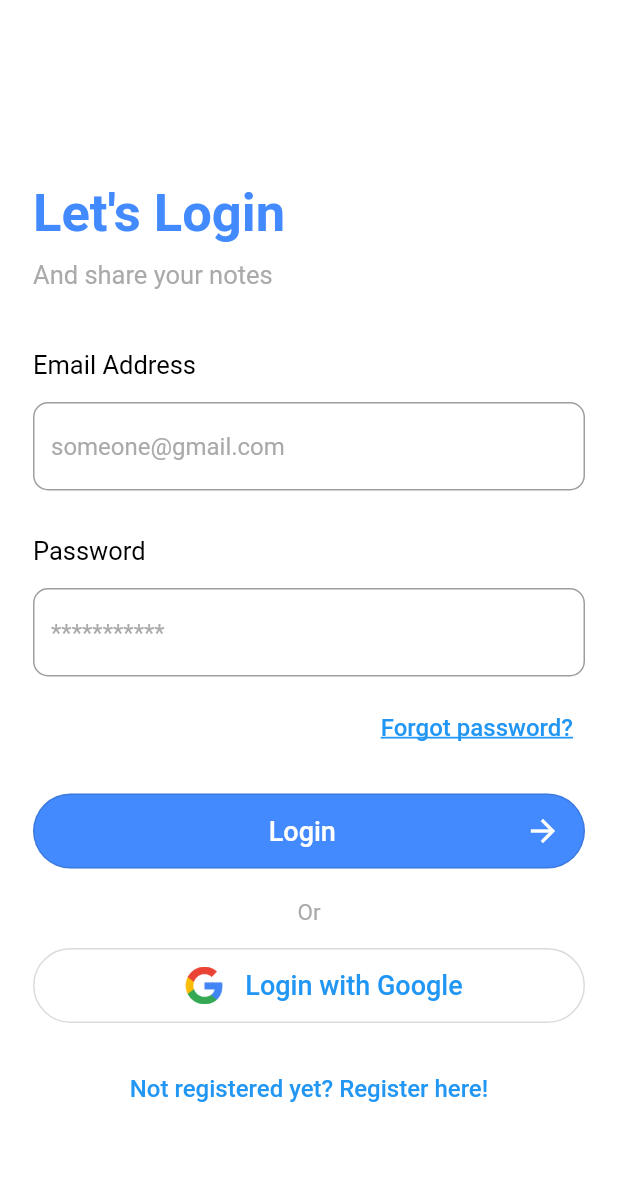
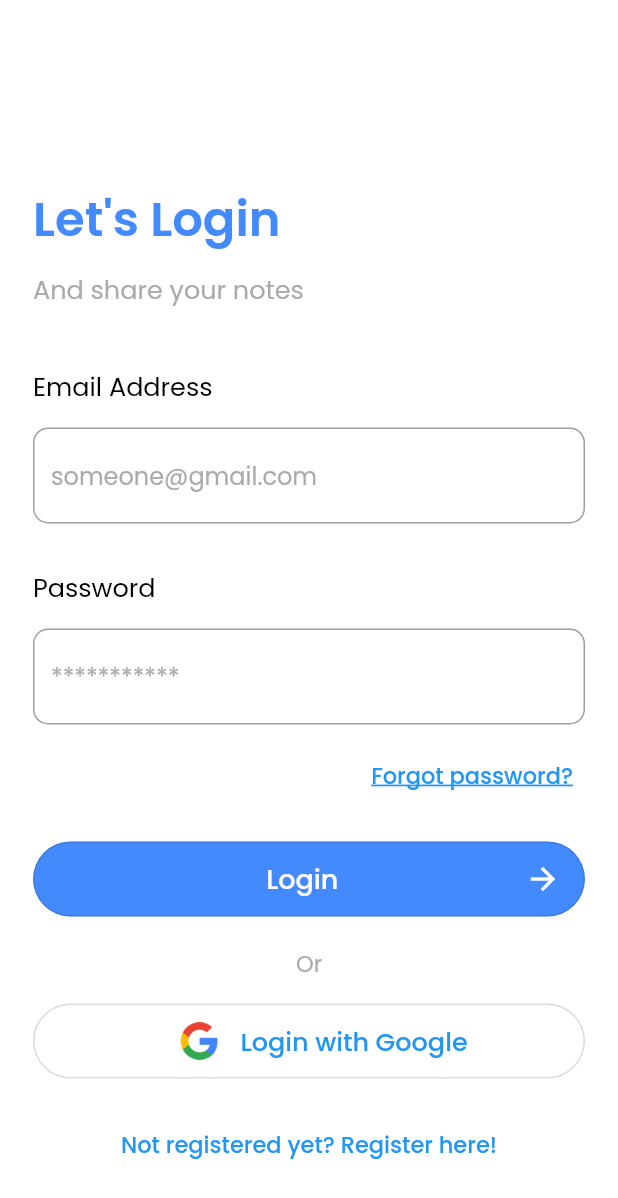
Before and after one commit to nitin-787/uni-notes, a Flutter app: the LoginView screen opened directly, on a phone screen of 412 x 824 dp. Shown: the top 1198 px of the screen. Run offline on Flutter 3.47's test engine with Material 2 defaults, Android fonts, the phone set to English and light mode, and no system bars; our stand-ins replace bloc, cloud_firestore, equatable, file_picker, firebase_auth, firebase_core and 6 more; accounts and stored records are empty; generated files the repository leaves out were written again; network calls fail.

Commit message:
Added google fonts - poppins

```diff
--- a/lib/main.dart
+++ b/lib/main.dart
@@ -60,7 +60,7 @@ class HomePage extends StatelessWidget {
         } else if (state is AuthStateNeedsVerification) {
           return const VerifyEmailView();
         } else if (state is AuthStateLoggedOut) {
-          return const LoginView();
+          return const ForgotPasswordView();
         } else if (state is AuthStateForgotPassword) {
           return const ForgotPasswordView();
         } else if (state is AuthStateRegistering) {
--- a/lib/views/login_view.dart
+++ b/lib/views/login_view.dart
@@ -1,5 +1,6 @@
 import 'package:flutter/material.dart';
 import 'package:flutter_bloc/flutter_bloc.dart';
+import 'package:google_fonts/google_fonts.dart';
 import 'package:mynotes/extentions/buildcontext/loc.dart';
 import 'package:mynotes/services/auth/auth_exception.dart';
 import 'package:mynotes/services/auth/bloc/auth_bloc.dart';
@@ -71,23 +72,23 @@ class _LoginViewState extends State<LoginView> {
                     const SizedBox(
                       height: 60.0,
                     ),
-                    const Text(
+                    Text(
                       "Let's Login",
-                      style: TextStyle(
-                        fontWeight: FontWeight.bold,
-                        fontSize: 35,
+                      style: GoogleFonts.poppins(
+                        fontSize: 32,
+                        fontWeight: FontWeight.w600,
                         color: Colors.blueAccent,
                       ),
                     ),
                     const SizedBox(
                       height: 10.0,
                     ),
-                    const Text(
+                    Text(
                       "And share your notes",
-                      style: TextStyle(
+                      style: GoogleFonts.poppins(
                         fontWeight: FontWeight.w400,
                         fontSize: 17,
-                        color: Color.fromARGB(255, 170, 170, 171),
+                        color: const Color.fromARGB(255, 170, 170, 171),
                       ),
                     ),
                     const SizedBox(
@@ -98,9 +99,9 @@ class _LoginViewState extends State<LoginView> {
                       child: Column(
                         crossAxisAlignment: CrossAxisAlignment.start,
                         children: [
-                          const Text(
+                          Text(
                             "Email Address",
-                            style: TextStyle(
+                            style: GoogleFonts.poppins(
                               fontWeight: FontWeight.w400,
                               fontSize: 17,
                               color: Colors.black,
@@ -114,12 +115,12 @@ class _LoginViewState extends State<LoginView> {
                             enableSuggestions: false,
                             autocorrect: false,
                             keyboardType: TextInputType.emailAddress,
-                            decoration: const InputDecoration(
-                              hintStyle: TextStyle(
-                                color: Color.fromARGB(255, 170, 170, 171),
+                            decoration: InputDecoration(
+                              hintStyle: GoogleFonts.poppins(
+                                color: const Color.fromARGB(255, 170, 170, 171),
                               ),
                               hintText: 'someone@gmail.com',
-                              border: OutlineInputBorder(
+                              border: const OutlineInputBorder(
                                 borderRadius: BorderRadius.all(
                                   Radius.circular(10.0),
                                 ),
@@ -129,9 +130,9 @@ class _LoginViewState extends State<LoginView> {
                           const SizedBox(
                             height: 30.0,
                           ),
-                          const Text(
+                          Text(
                             "Password",
-                            style: TextStyle(
+                            style: GoogleFonts.poppins(
                               fontWeight: FontWeight.w400,
                               fontSize: 17,
                               color: Colors.black,
@@ -145,12 +146,12 @@ class _LoginViewState extends State<LoginView> {
                             obscureText: true,
                             enableSuggestions: false,
                             autocorrect: false,
-                            decoration: const InputDecoration(
-                              hintStyle: TextStyle(
-                                color: Color.fromARGB(255, 170, 170, 171),
+                            decoration: InputDecoration(
+                              hintStyle: GoogleFonts.poppins(
+                                color: const Color.fromARGB(255, 170, 170, 171),
                               ),
                               hintText: '***********',
-                              border: OutlineInputBorder(
+                              border: const OutlineInputBorder(
                                 borderRadius: BorderRadius.all(
                                   Radius.circular(10.0),
                                 ),
@@ -169,11 +170,11 @@ class _LoginViewState extends State<LoginView> {
                                         const AuthEventForgotPassword(),
                                       );
                                 },
-                                child: const Text(
-                                  style: TextStyle(
+                                child: Text(
+                                  style: GoogleFonts.poppins(
                                     decoration: TextDecoration.underline,
                                     decorationThickness: 1.5,
-                                    fontSize: 16,
+                                    fontSize: 15,
                                   ),
                                   "Forgot password?",
                                 ),
@@ -207,18 +208,19 @@ class _LoginViewState extends State<LoginView> {
                                 child: Row(
                                   mainAxisAlignment:
                                       MainAxisAlignment.spaceBetween,
-                                  children: const [
-                                    SizedBox(
+                                  children: [
+                                    const SizedBox(
                                       width: 15,
                                     ),
                                     Text(
                                       "Login",
-                                      style: TextStyle(
+                                      style: GoogleFonts.poppins(
                                         color: Colors.white,
                                         fontSize: 18,
+                                        fontWeight: FontWeight.w500,
                                       ),
                                     ),
-                                    Icon(
+                                    const Icon(
                                       Icons.arrow_forward,
                                       color: Colors.white,
                                     ),
@@ -230,11 +232,11 @@ class _LoginViewState extends State<LoginView> {
                           const SizedBox(
                             height: 20,
                           ),
-                          const Center(
+                          Center(
                             child: Text(
                               'Or',
-                              style: TextStyle(
-                                color: Color.fromARGB(255, 170, 170, 171),
+                              style: GoogleFonts.poppins(
+                                color: const Color.fromARGB(255, 170, 170, 171),
                                 fontSize: 15,
                                 fontWeight: FontWeight.w400,
                               ),
@@ -264,20 +266,21 @@ class _LoginViewState extends State<LoginView> {
                                 ),
                                 child: Row(
                                   mainAxisAlignment: MainAxisAlignment.center,
-                                  children: const [
-                                    Image(
+                                  children: [
+                                    const Image(
                                       height: 40,
                                       width: 25,
                                       image: AssetImage(
                                           'assets/images/google.png'),
                                     ),
-                                    SizedBox(
+                                    const SizedBox(
                                       width: 15,
                                     ),
                                     Text(
                                       "Login with Google",
-                                      style: TextStyle(
-                                        fontSize: 18,
+                                      style: GoogleFonts.poppins(
+                                        fontSize: 17,
+                                        fontWeight: FontWeight.w500,
                                       ),
                                     ),
                                   ],
@@ -296,8 +299,9 @@ class _LoginViewState extends State<LoginView> {
                                     );
                               },
                               child: Text(
-                                style: const TextStyle(
-                                  fontSize: 16,
+                                style: GoogleFonts.poppins(
+                                  fontSize: 15,
+                                  fontWeight: FontWeight.w500,
                                 ),
                                 context.loc.login_view_not_registered_yet,
                               ),
--- a/pubspec.yaml
+++ b/pubspec.yaml
@@ -53,6 +53,7 @@ dependencies:
   fluttertoast: ^8.0.9
   firebase_storage: ^10.3.7
   sign_button: ^1.0.1
+  google_fonts: ^3.0.1
 
 dev_dependencies:
   flutter_test:
```
Also changed, not shown: lib/views/forgot_password_view.dart (+25 -19 lines), pubspec.lock.
